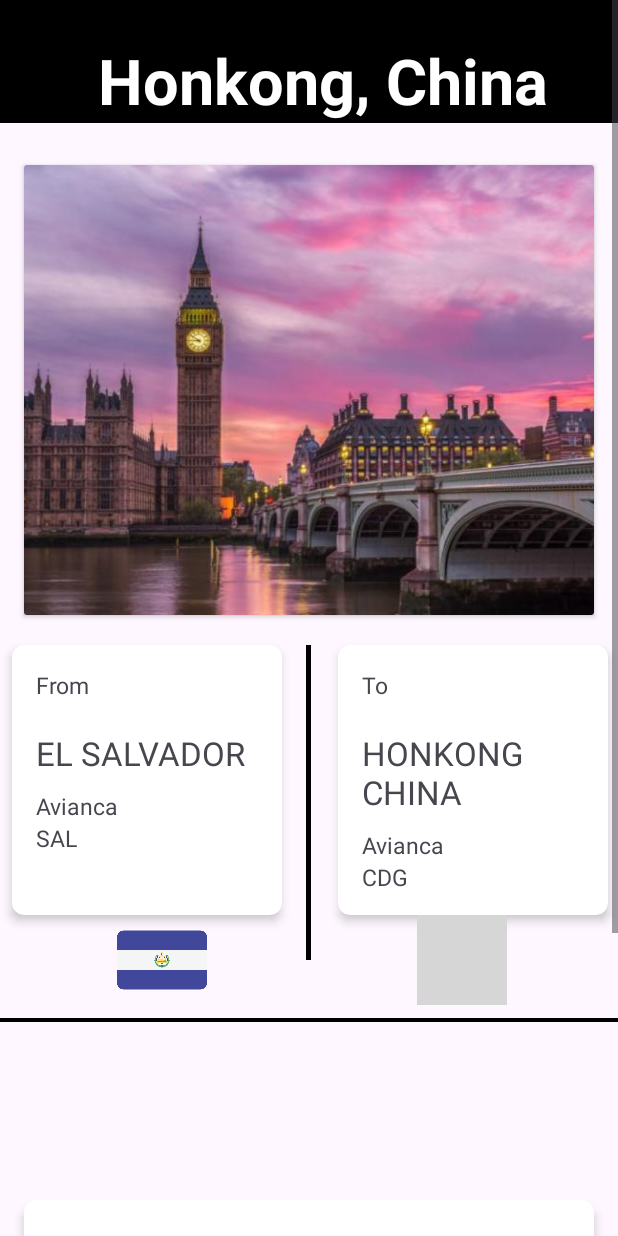
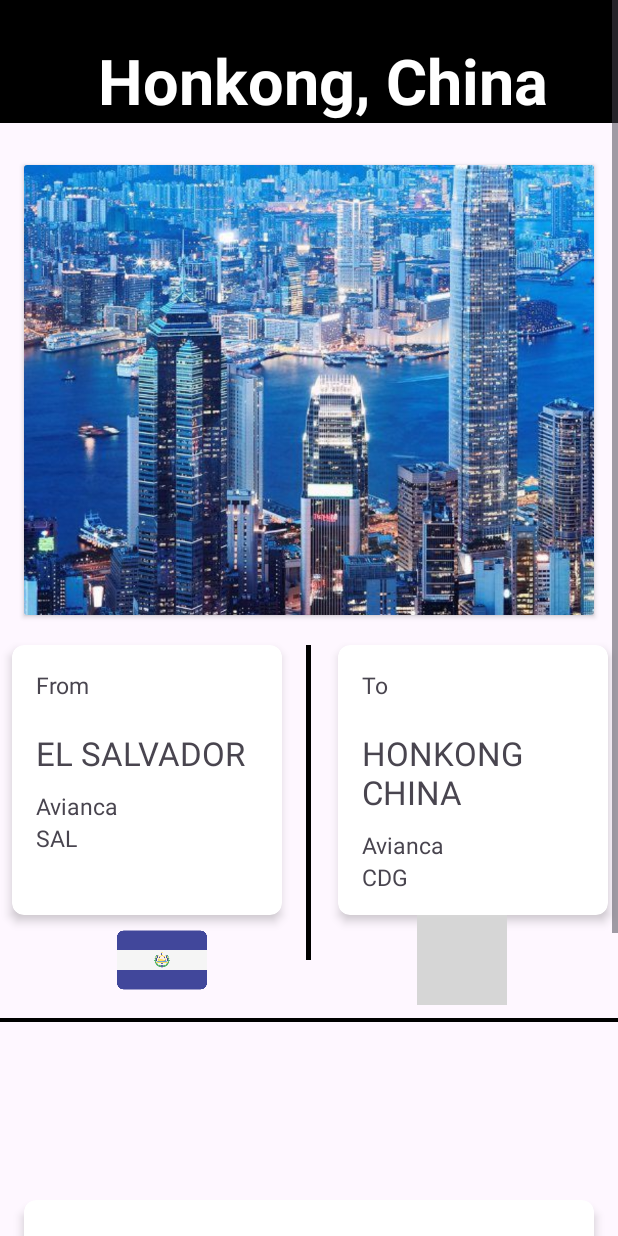
Before and after one commit to ARQSV/Agenciadevuelos, an Android app: the China screen opened directly, with no data from a screen before it, on a phone screen of 412 x 824 dp. Run offline under Robolectric (Android 15) with nearby library versions, the light colour scheme and no system bars; Roboto replaces fonts that are not available here; grey boxes are pictures that could not be loaded.

Commit message:
Actuelice las otras vistas4

```diff
--- a/app/src/main/AndroidManifest.xml
+++ b/app/src/main/AndroidManifest.xml
@@ -33,13 +33,13 @@
             android:name=".Comprobantes"
             android:exported="false" />
         <activity
-            android:name=".Cards"
+            android:name=".MainActivity"
             android:exported="false" />
         <activity
             android:name=".RegistrarUsurious"
             android:exported="false" />
         <activity
-            android:name=".MainActivity"
+            android:name=".Cards"
             android:exported="true" >
             <intent-filter>
                 <action android:name="android.intent.action.MAIN" />
--- a/app/src/main/java/com/example/agenciadevuelosapp/China.java
+++ b/app/src/main/java/com/example/agenciadevuelosapp/China.java
@@ -9,20 +9,19 @@ import android.os.Handler;
 
 public class China extends AppCompatActivity {
 
-    private ViewPager viewPager;
-    private ImagePagerAdapter adapter;
+    private ViewPager viewPager2;
+    private ImagePagerAdapter2 adapter2;
     private int currentPage = 0;
     private static final long AUTO_SCROLL_DELAY = 3000;
-
 
     @Override
     protected void onCreate(Bundle savedInstanceState) {
         super.onCreate(savedInstanceState);
         setContentView(R.layout.activity_china);
 
-        viewPager = findViewById(R.id.viewPager);
-        adapter = new ImagePagerAdapter(this);
-        viewPager.setAdapter(adapter);
+        viewPager2 = findViewById(R.id.viewPager2);
+        adapter2 = new ImagePagerAdapter2(this);
+        viewPager2.setAdapter(adapter2);
 
         startAutoScroll();
     }
@@ -31,18 +30,18 @@ public class China extends AppCompatActivity {
         final Handler handler = new Handler();
         final Runnable update = new Runnable() {
             public void run() {
-                if (currentPage == adapter.getCount() - 1) {
+                if (currentPage == adapter2.getCount() - 1) {
                     currentPage = 0;
                 } else {
                     currentPage++;
                 }
-                viewPager.setCurrentItem(currentPage, true);
+                viewPager2.setCurrentItem(currentPage, true);
             }
         };
 
         handler.postDelayed(update, AUTO_SCROLL_DELAY);
 
-        viewPager.addOnPageChangeListener(new ViewPager.OnPageChangeListener() {
+        viewPager2.addOnPageChangeListener(new ViewPager.OnPageChangeListener() {
             @Override
             public void onPageScrolled(int position, float positionOffset, int positionOffsetPixels) {
             }
--- a/app/src/main/java/com/example/agenciadevuelosapp/ImagePagerAdapter2.java
+++ b/app/src/main/java/com/example/agenciadevuelosapp/ImagePagerAdapter2.java
@@ -4,11 +4,14 @@ import android.view.LayoutInflater;
 import android.view.View;
 import android.view.ViewGroup;
 import android.widget.ImageView;
+
+import androidx.annotation.NonNull;
 import androidx.viewpager.widget.PagerAdapter;
 
 public class ImagePagerAdapter2 extends PagerAdapter {
+
     private Context context;
-    private int[] imageIds = {R.drawable.hongkong1, R.drawable.honkong2, R.drawable.honkong3, R.drawable.honkong4, R.drawable.honkong5};
+    private int[] images = {R.drawable.hongkong1, R.drawable.honkong2, R.drawable.honkong3, R.drawable.honkong4, R.drawable.honkong5};
 
     public ImagePagerAdapter2(Context context) {
         this.context = context;
@@ -16,21 +19,17 @@ public class ImagePagerAdapter2 extends PagerAdapter {
 
     @Override
     public int getCount() {
-        return imageIds.length;
+        return images.length;
     }
 
+    @NonNull
     @Override
-    public boolean isViewFromObject(View view, Object object) {
-        return view == object;
-    }
+    public Object instantiateItem(@NonNull ViewGroup container, int position) {
+        LayoutInflater inflater = LayoutInflater.from(context);
+        View itemView = inflater.inflate(R.layout.pager_item2, container, false);
 
-    @Override
-    public Object instantiateItem(ViewGroup container, int position) {
-        LayoutInflater inflater = (LayoutInflater) context.getSystemService(Context.LAYOUT_INFLATER_SERVICE);
-        View itemView = inflater.inflate(R.layout.pager_item, container, false);
-
-        ImageView imageView = itemView.findViewById(R.id.imageView);
-        imageView.setImageResource(imageIds[position]);
+        ImageView imageView = itemView.findViewById(R.id.imageViewChina);
+        imageView.setImageResource(images[position]);
 
         container.addView(itemView);
 
@@ -38,7 +37,12 @@ public class ImagePagerAdapter2 extends PagerAdapter {
     }
 
     @Override
-    public void destroyItem(ViewGroup container, int position, Object object) {
+    public void destroyItem(@NonNull ViewGroup container, int position, @NonNull Object object) {
         container.removeView((View) object);
     }
+
+    @Override
+    public boolean isViewFromObject(@NonNull View view, @NonNull Object object) {
+        return view == object;
+    }
 }
--- a/app/src/main/java/com/example/agenciadevuelosapp/elsalvador.java
+++ b/app/src/main/java/com/example/agenciadevuelosapp/elsalvador.java
@@ -11,7 +11,7 @@ import android.os.Handler;
 public class elsalvador extends AppCompatActivity {
 
     private ViewPager viewPager;
-    private ImagePagerAdapter adapter;
+    private ImagePagerAdapter3 adapter;
     private int currentPage = 0;
     private static final long AUTO_SCROLL_DELAY = 3000;
 
@@ -21,8 +21,8 @@ public class elsalvador extends AppCompatActivity {
         super.onCreate(savedInstanceState);
         setContentView(R.layout.activity_elsalvador);
 
-        viewPager = findViewById(R.id.viewPager);
-        adapter = new ImagePagerAdapter(this);
+        viewPager = findViewById(R.id.viewPager3);
+        adapter = new ImagePagerAdapter3(this);
         viewPager.setAdapter(adapter);
 
         startAutoScroll();
--- a/app/src/main/res/layout/activity_cards.xml
+++ b/app/src/main/res/layout/activity_cards.xml
@@ -480,7 +480,7 @@
             <LinearLayout
                 android:layout_width="match_parent"
                 android:layout_height="200dp"
-                android:background="@drawable/china2"
+                android:background="@drawable/china"
                 android:orientation="vertical"
                 android:padding="16dp">
 
--- a/app/src/main/res/layout/activity_china.xml
+++ b/app/src/main/res/layout/activity_china.xml
@@ -49,7 +49,7 @@
                     android:layout_height="match_parent">
 
                     <androidx.viewpager.widget.ViewPager
-                        android:id="@+id/viewPager"
+                        android:id="@+id/viewPager2"
                         android:layout_width="match_parent"
                         android:layout_height="300dp" />
                 </RelativeLayout>
--- a/app/src/main/res/layout/activity_elsalvador.xml
+++ b/app/src/main/res/layout/activity_elsalvador.xml
@@ -49,7 +49,7 @@
                     android:layout_height="match_parent">
 
                     <androidx.viewpager.widget.ViewPager
-                        android:id="@+id/viewPager"
+                        android:id="@+id/viewPager3"
                         android:layout_width="match_parent"
                         android:layout_height="300dp" />
                 </RelativeLayout>
--- /dev/null
+++ b/app/src/main/res/layout/pager_item2.xml
@@ -0,0 +1,12 @@
+<?xml version="1.0" encoding="utf-8"?>
+<RelativeLayout xmlns:android="http://schemas.android.com/apk/res/android"
+    android:layout_width="match_parent"
+    android:layout_height="match_parent">
+
+    <ImageView
+        android:id="@+id/imageViewChina"
+        android:layout_width="match_parent"
+        android:layout_height="match_parent"
+        android:scaleType="centerCrop"/>
+
+</RelativeLayout>
```
Also changed, not shown: app/src/main/res/layout/pager_item3.xml (added, +12 -0 lines).
